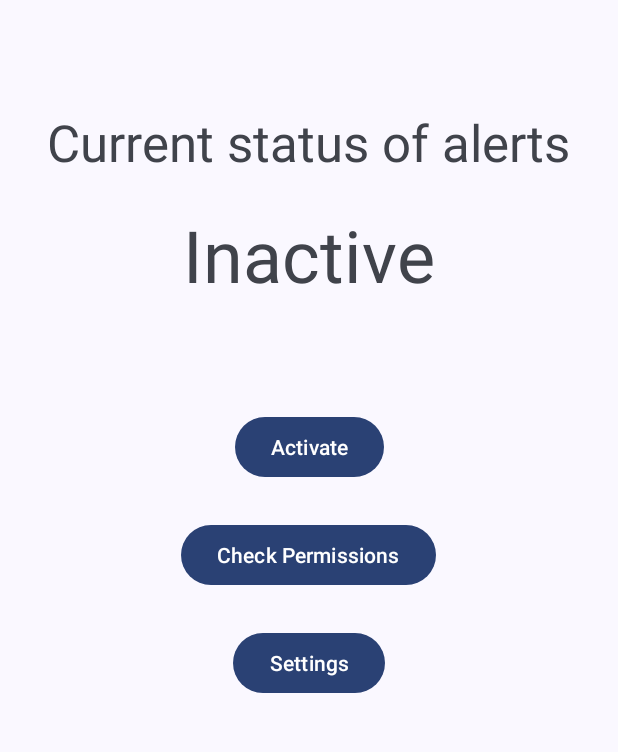
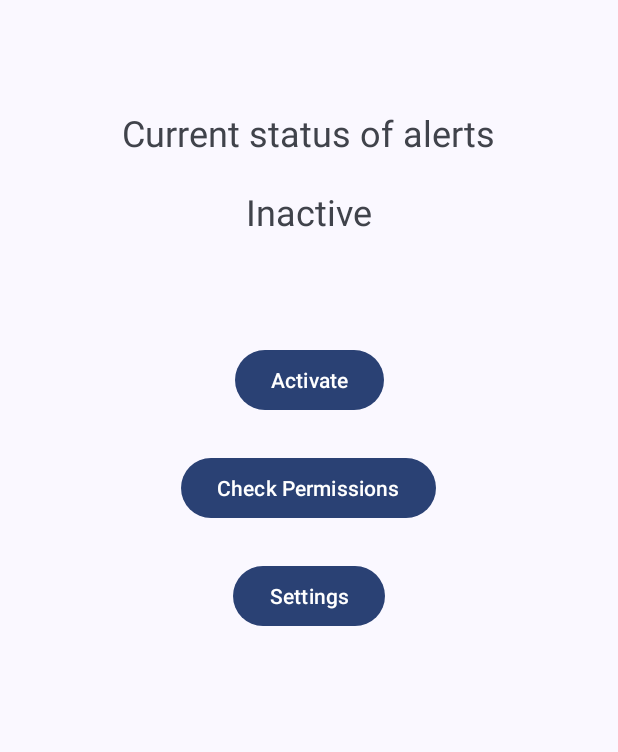
Before and after one commit to timothyf1/msc-dissertation, an Android app: the screen it shows after launch (MainActivity), on a phone screen of 412 x 824 dp, the part 96-848 px from its top. Run offline under Robolectric (Android 15) with nearby library versions, the phone set to English and light mode, and no system bars; our stand-ins replace navigation-ui.

Commit message:
Small ui changes

```diff
--- a/app/app/src/main/res/layout/fragment_home.xml
+++ b/app/app/src/main/res/layout/fragment_home.xml
@@ -13,7 +13,7 @@
         android:layout_height="wrap_content"
         android:layout_marginTop="72dp"
         android:text="@string/app_is_currently"
-        android:textSize="34sp"
+        android:textSize="24sp"
         app:layout_constraintEnd_toEndOf="parent"
         app:layout_constraintHorizontal_bias="0.498"
         app:layout_constraintStart_toStartOf="parent"
@@ -46,7 +46,7 @@
         android:layout_height="wrap_content"
         android:layout_marginTop="20dp"
         android:text="@string/inactive"
-        android:textSize="48sp"
+        android:textSize="24sp"
         app:layout_constraintEnd_toEndOf="parent"
         app:layout_constraintStart_toStartOf="parent"
         app:layout_constraintTop_toBottomOf="@+id/textStatusText" />
--- a/app/app/src/main/res/values/strings_settings.xml
+++ b/app/app/src/main/res/values/strings_settings.xml
@@ -20,7 +20,8 @@
     <string name="min_time_info">The minimal time in seconds between alerts of the same type sound</string>
 
     <string name="advance_alert_options">Advance Alert Options</string>
-    <string name="advance_alert_options_info">The options on this page are for fine tuning the alert checker.\nIn most cases the default settings will fine.</string>
+    <string name="advance_alert_options_info">The options on this page are for fine tuning the alert checker</string>
+    <string name="advance_alert_options_sum">In most cases the default settings will fine</string>
 
     <string name="adv_check_frequency">The interval in seconds to check a new location for possible alerts</string>
     <string name="adv_check_frequency_info">This option requires the alert checker to be restarted after changing</string>
--- a/app/app/src/main/res/xml/advance_alert_options.xml
+++ b/app/app/src/main/res/xml/advance_alert_options.xml
@@ -4,7 +4,8 @@
 
     <Preference
         android:key="advance_options_info"
-        android:title="@string/advance_alert_options_info" />
+        android:title="@string/advance_alert_options_info"
+        app:summary="@string/advance_alert_options_sum"/>
 
     <SeekBarPreference
         android:defaultValue="50"
```
